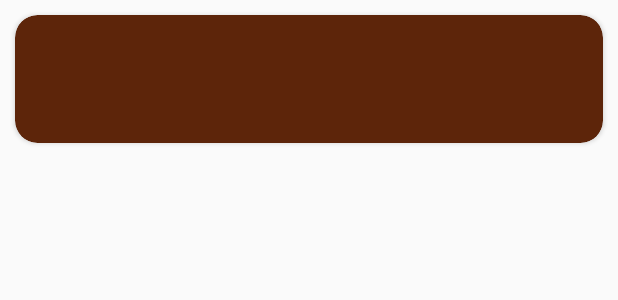
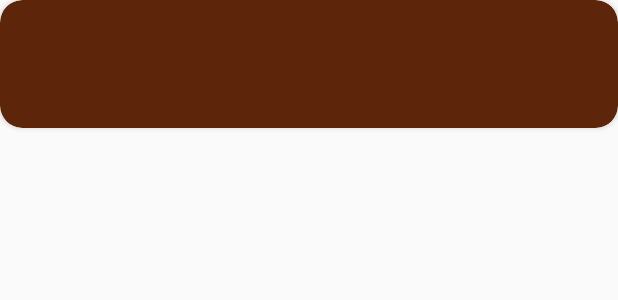
Before and after one commit to Abdulrahman-AlGhamdi/Saudi-Universities-Directory, an Android app: the layout news_raw_holder.xml on its own in the app's theme, with its tools: preview values and no code run, on a phone screen of 412 x 824 dp. Shown: the top 300 px of the screen. Run offline under Robolectric (Android 15) with nearby library versions, the phone set to English and light mode, and no system bars.

Commit message:
Change RSS Raw Holder Design

```diff
--- a/app/src/main/AndroidManifest.xml
+++ b/app/src/main/AndroidManifest.xml
@@ -1,6 +1,10 @@
 <?xml version="1.0" encoding="utf-8"?>
-<manifest xmlns:android="http://schemas.android.com/apk/res/android"
+<manifest
+
+    xmlns:android="http://schemas.android.com/apk/res/android"
     package="com.ss.universitiesdirectory">
+
+    <uses-permission android:name="android.permission.INTERNET"/>
 
     <application
         android:allowBackup="true"
--- a/app/src/main/java/com/ss/universitiesdirectory/Adapter/NewsAdapter.java
+++ b/app/src/main/java/com/ss/universitiesdirectory/Adapter/NewsAdapter.java
@@ -39,7 +39,7 @@ public class NewsAdapter extends BaseAdapter {
 
     @Override
     public View getView(int position, View convertView, ViewGroup parent) {
-        convertView = LayoutInflater.from(context).inflate(R.layout.news_raw_holder,parent,false);
+        convertView = LayoutInflater.from(context).inflate(R.layout.news_raw_holder, parent,false);
 
         final NewsModel model = (NewsModel) this.getItem(position);
         TextView Title = convertView.findViewById(R.id.NewsTitle);
--- a/app/src/main/java/com/ss/universitiesdirectory/Model/UniversitiesModel.java
+++ b/app/src/main/java/com/ss/universitiesdirectory/Model/UniversitiesModel.java
@@ -2,9 +2,13 @@ package com.ss.universitiesdirectory.Model;
 
 public class UniversitiesModel {
 
-    private String About, College, Logo, News, Location, Twitter, Facebook;
+    private String Name, About, College, Logo, News, Location, Twitter, Facebook;
 
     public UniversitiesModel() {
+    }
+
+    public String getName() {
+        return Name;
     }
 
     public String getAbout() {
--- a/app/src/main/res/layout/fragment_details.xml
+++ b/app/src/main/res/layout/fragment_details.xml
@@ -14,7 +14,7 @@
         app:layout_constraintEnd_toEndOf="parent"
         app:layout_constraintStart_toStartOf="parent"
         app:layout_constraintTop_toTopOf="parent"
-        android:padding="15dp"/>
+        android:padding="10dp"/>
 
     <ScrollView
         android:layout_width="0dp"
--- a/app/src/main/res/layout/fragment_news.xml
+++ b/app/src/main/res/layout/fragment_news.xml
@@ -9,7 +9,10 @@
 
     <ListView
         android:id="@+id/NewsList"
-        android:padding="10dp"
+        android:paddingTop="10dp"
+        android:paddingHorizontal="10dp"
+        android:divider="@color/Beige"
+        android:dividerHeight="10dp"
         android:layout_width="match_parent"
         android:layout_height="match_parent"/>
 </LinearLayout>
--- a/app/src/main/res/layout/news_raw_holder.xml
+++ b/app/src/main/res/layout/news_raw_holder.xml
@@ -5,8 +5,7 @@
     android:layout_height="wrap_content"
     xmlns:app="http://schemas.android.com/apk/res-auto"
     app:cardBackgroundColor="@color/Brown"
-    app:cardCornerRadius="15dp"
-    android:layout_margin="10dp">
+    app:cardCornerRadius="15dp">
 
     <LinearLayout
         android:layout_width="match_parent"
--- a/build.gradle
+++ b/build.gradle
@@ -8,7 +8,7 @@ buildscript {
 
     }
     dependencies {
-        classpath 'com.android.tools.build:gradle:3.6.1'
+        classpath 'com.android.tools.build:gradle:4.0.0'
         classpath 'com.google.gms:google-services:4.2.0'
 
 
```
Also changed, not shown: gradle/wrapper/gradle-wrapper.properties.
